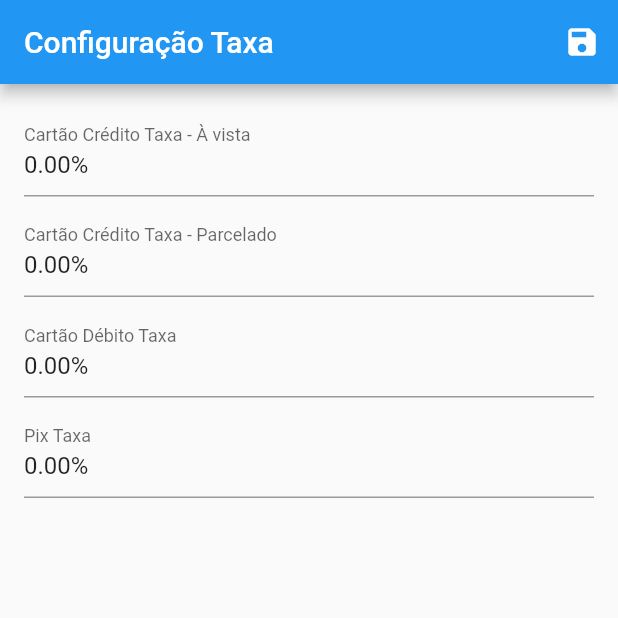
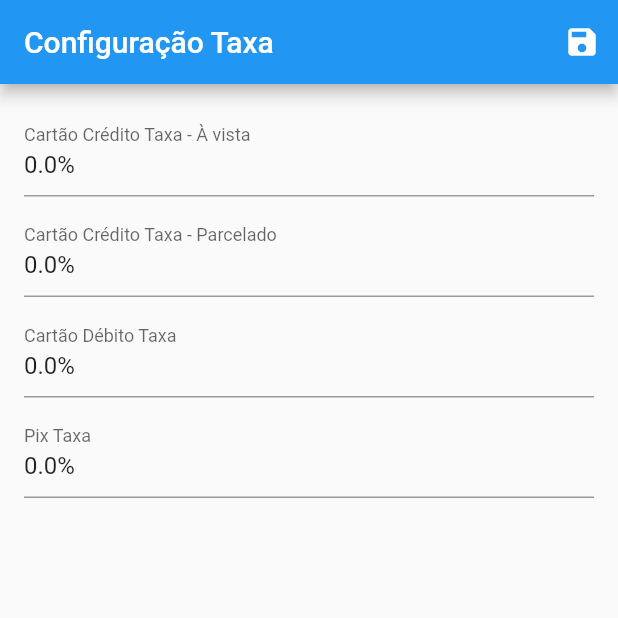
Before and after one commit to EduardoM-GO/calculadora_taxa, a Flutter app: the ConfiguracaoView screen opened by its route, after a tap on the "save" icon, on a phone screen of 412 x 824 dp, the top half of it. Run offline on Flutter 3.47's test engine with Material 2 defaults, Android fonts, the phone set to English and light mode, and no system bars; our stand-ins replace equatable, get_it, go_router, result_dart, shared_preferences; accounts and stored records are empty.

Commit message:
feat: foi finalizado a configuração das taxas

```diff
--- a/lib/app/core/extensions/double_extension.dart
+++ b/lib/app/core/extensions/double_extension.dart
@@ -4,4 +4,9 @@ extension DoubleExtension on double {
     final valorString = valor.toStringAsFixed(casa);
     return double.tryParse(valorString) ?? 0;
   }
+
+  String get formatoPercentual {
+    final value = this;
+    return '${value.casasDecimas(2)}%';
+  }
 }
--- a/lib/app/core/mask/double_mask.dart
+++ b/lib/app/core/mask/double_mask.dart
@@ -1,3 +1,5 @@
+// ignore_for_file: lines_longer_than_80_chars
+
 import 'package:flutter/services.dart';
 
 class DoubleMask extends TextInputFormatter {
@@ -61,7 +63,8 @@ class DoubleMask extends TextInputFormatter {
     if (decimal.isEmpty) {
       decimal.write(valorRegex?.group(3));
     }
-    return '${separaMilhares ? addSeparadorMilhares(valorRegex?.group(1) ?? '') : valorRegex?.group(1) ?? ''}${(quantidadeCasaDecimal ?? 4) > 0 ? ',' : ''}'
+    return '${separaMilhares ? addSeparadorMilhares(valorRegex?.group(1) ?? '') : valorRegex?.group(1) ?? ''}'
+        '${(quantidadeCasaDecimal ?? 4) > 0 ? ',' : ''}'
         '${quantidadeCasaDecimal != null ? decimal.toString().substring(0, quantidadeCasaDecimal) : decimal.toString()}';
   }
 
@@ -74,8 +77,7 @@ class DoubleMask extends TextInputFormatter {
     final valorSemMascara =
         RegExp(r'\b(\d{1,3})((\d{3})*)\b(,?\d*)?').firstMatch(textEdit.text);
 
-    final valorRetorno = StringBuffer();
-    valorRetorno.write(valorSemMascara?.group(1) ?? '');
+    final valorRetorno = StringBuffer()..write(valorSemMascara?.group(1) ?? '');
 
     final valorDeveAddMascara =
         RegExp(r'(\d{3})').allMatches(valorSemMascara?.group(2) ?? '').toList();
--- a/lib/app/feature/configuracao/store/configuracao_state.dart
+++ b/lib/app/feature/configuracao/store/configuracao_state.dart
@@ -1,3 +1,4 @@
+// ignore_for_file: public_member_api_docs, sort_constructors_first
 part of 'configuracao_store.dart';
 
 abstract class ConfiguracaoState extends Equatable {
@@ -18,3 +19,17 @@ class ConfiguracaoFailureState extends ConfiguracaoState {
 }
 
 class ConfiguracaoSuccessState extends ConfiguracaoState {}
+
+class ConfiguracaoGetTaxaState extends ConfiguracaoState {
+  final Taxa pix;
+  final Taxa cartaoDebito;
+  final CartaoCreditoTaxa cartaoCredito;
+  ConfiguracaoGetTaxaState({
+    required this.pix,
+    required this.cartaoDebito,
+    required this.cartaoCredito,
+  });
+
+  @override
+  List<Object?> get props => [pix, cartaoDebito, cartaoCredito];
+}
--- a/lib/app/feature/configuracao/store/configuracao_store.dart
+++ b/lib/app/feature/configuracao/store/configuracao_store.dart
@@ -1,5 +1,6 @@
 import 'package:calculadora_taxa/app/core/domain/entities/cartao_credito_taxa.dart';
 import 'package:calculadora_taxa/app/core/domain/entities/taxa.dart';
+import 'package:calculadora_taxa/app/core/domain/use_cases/get_taxas_use_case.dart';
 import 'package:calculadora_taxa/app/core/domain/use_cases/set_taxas_use_case.dart';
 import 'package:equatable/equatable.dart';
 import 'package:flutter/material.dart';
@@ -8,7 +9,22 @@ part 'configuracao_state.dart';
 
 class ConfiguracaoStore extends ValueNotifier<ConfiguracaoState> {
   final SetTaxasUseCase _useCase;
-  ConfiguracaoStore(this._useCase) : super(ConfiguracaoInitState());
+  final GetTaxasUseCase _getTaxasUseCase;
+  ConfiguracaoStore(this._useCase, this._getTaxasUseCase)
+      : super(ConfiguracaoInitState());
+
+  void get() {
+    final result = _getTaxasUseCase();
+
+    value = result.fold(
+      (success) => ConfiguracaoGetTaxaState(
+        pix: success.pix,
+        cartaoDebito: success.cartaoDebito,
+        cartaoCredito: success.cartaoCredito,
+      ),
+      (failure) => ConfiguracaoFailureState(failure.toString()),
+    );
+  }
 
   Future<void> salvar({
     required double cartaoCreditoTaxa,
--- a/lib/app/feature/configuracao/view/configuracao_view.dart
+++ b/lib/app/feature/configuracao/view/configuracao_view.dart
@@ -1,4 +1,6 @@
+import 'package:calculadora_taxa/app/core/domain/use_cases/get_taxas_use_case.dart';
 import 'package:calculadora_taxa/app/core/domain/use_cases/set_taxas_use_case.dart';
+import 'package:calculadora_taxa/app/core/extensions/double_extension.dart';
 import 'package:calculadora_taxa/app/core/mask/percentual_mask.dart';
 import 'package:calculadora_taxa/app/feature/configuracao/store/configuracao_store.dart';
 import 'package:calculadora_taxa/app/feature/widgets/dialogs_widget.dart';
@@ -21,17 +23,31 @@ class _ConfiguracaoViewState extends State<ConfiguracaoView> {
   late final TextEditingController cartaoCreditoTaxaParceladoController;
   late final TextEditingController cartaoDebitoTaxaController;
   late final TextEditingController pixTaxaController;
+  late final FocusNode cartaoCreditoTaxaFocus;
+  late final FocusNode cartaoCreditoTaxaParceladoFocus;
+  late final FocusNode cartaoDebitoTaxaFocus;
+  late final FocusNode pixTaxaFocus;
 
   @override
   void initState() {
     super.initState();
-    cartaoCreditoTaxaController = TextEditingController(text: '0.00%');
-    cartaoCreditoTaxaParceladoController = TextEditingController(text: '0.00%');
-    cartaoDebitoTaxaController = TextEditingController(text: '0.00%');
-    pixTaxaController = TextEditingController(text: '0.00%');
-    store = ConfiguracaoStore(GetIt.I.get<SetTaxasUseCase>());
+    cartaoCreditoTaxaController = TextEditingController();
+    cartaoCreditoTaxaParceladoController = TextEditingController();
+    cartaoDebitoTaxaController = TextEditingController();
+    pixTaxaController = TextEditingController();
 
-    store.addListener(() {
+    ///Focus
+    cartaoCreditoTaxaFocus = FocusNode();
+    cartaoCreditoTaxaParceladoFocus = FocusNode();
+    cartaoDebitoTaxaFocus = FocusNode();
+    pixTaxaFocus = FocusNode();
+
+    store = ConfiguracaoStore(
+      GetIt.I.get<SetTaxasUseCase>(),
+      GetIt.I.get<GetTaxasUseCase>(),
+    );
+    store
+      ..addListener(() {
         final value = store.value;
         if (value is ConfiguracaoLoadingState) {
           DialogsWidget.loading(context: context, title: 'Salvando ...');
@@ -42,8 +58,17 @@ class _ConfiguracaoViewState extends State<ConfiguracaoView> {
         } else if (value is ConfiguracaoFailureState) {
           context.pop();
           DialogsWidget.warning(context: context, message: value.erro);
+        } else if (value is ConfiguracaoGetTaxaState) {
+          pixTaxaController.text = value.pix.percentualTaxa.formatoPercentual;
+          cartaoDebitoTaxaController.text =
+              value.cartaoDebito.percentualTaxa.formatoPercentual;
+          cartaoCreditoTaxaController.text =
+              value.cartaoCredito.percentualTaxa.formatoPercentual;
+          cartaoCreditoTaxaParceladoController.text =
+              value.cartaoCredito.percentualTaxaParcelado.formatoPercentual;
         }
-    });
+      })
+      ..get();
   }
 
   @override
@@ -52,6 +77,10 @@ class _ConfiguracaoViewState extends State<ConfiguracaoView> {
     cartaoCreditoTaxaParceladoController.dispose();
     cartaoDebitoTaxaController.dispose();
     pixTaxaController.dispose();
+    cartaoCreditoTaxaFocus.dispose();
+    cartaoCreditoTaxaParceladoFocus.dispose();
+    cartaoDebitoTaxaFocus.dispose();
+    pixTaxaFocus.dispose();
     store.dispose();
     super.dispose();
   }
@@ -66,20 +95,20 @@ class _ConfiguracaoViewState extends State<ConfiguracaoView> {
             onPressed: () {
               store.salvar(
                 cartaoCreditoTaxa: double.tryParse(
-                      cartaoCreditoTaxaController.text.replaceAll(',', '.'),
+                      cartaoCreditoTaxaController.text.replaceAll('%', ''),
                     ) ??
                     0,
                 cartaoCreditoTaxaParcelado: double.tryParse(
                       cartaoCreditoTaxaParceladoController.text
-                          .replaceAll(',', '.'),
+                          .replaceAll('%', ''),
                     ) ??
                     0,
                 cartaoDebitoTaxa: double.tryParse(
-                      cartaoDebitoTaxaController.text.replaceAll(',', '.'),
+                      cartaoDebitoTaxaController.text.replaceAll('%', ''),
                     ) ??
                     0,
                 pixTaxa: double.tryParse(
-                      pixTaxaController.text.replaceAll(',', '.'),
+                      pixTaxaController.text.replaceAll('%', ''),
                     ) ??
                     0,
               );
@@ -95,6 +124,8 @@ class _ConfiguracaoViewState extends State<ConfiguracaoView> {
             decoration: const InputDecoration(
               label: Text('Cartão Crédito Taxa - À vista'),
             ),
+            focusNode: cartaoCreditoTaxaFocus,
+            textInputAction: TextInputAction.next,
             keyboardType: TextInputType.number,
             inputFormatters: [
               FilteringTextInputFormatter.allow(RegExp(r'[\d,]')),
@@ -106,6 +137,8 @@ class _ConfiguracaoViewState extends State<ConfiguracaoView> {
             decoration: const InputDecoration(
               label: Text('Cartão Crédito Taxa - Parcelado'),
             ),
+            focusNode: cartaoCreditoTaxaParceladoFocus,
+            textInputAction: TextInputAction.next,
             keyboardType: TextInputType.number,
             inputFormatters: [
               FilteringTextInputFormatter.allow(RegExp(r'[\d,]')),
@@ -117,6 +150,8 @@ class _ConfiguracaoViewState extends State<ConfiguracaoView> {
             decoration: const InputDecoration(
               label: Text('Cartão Débito Taxa'),
             ),
+            focusNode: cartaoDebitoTaxaFocus,
+            textInputAction: TextInputAction.next,
             keyboardType: TextInputType.number,
             inputFormatters: [
               FilteringTextInputFormatter.allow(RegExp(r'[\d,]')),
@@ -128,6 +163,8 @@ class _ConfiguracaoViewState extends State<ConfiguracaoView> {
             decoration: const InputDecoration(
               label: Text('Pix Taxa'),
             ),
+            focusNode: pixTaxaFocus,
+            textInputAction: TextInputAction.next,
             keyboardType: TextInputType.number,
             inputFormatters: [
               FilteringTextInputFormatter.allow(RegExp(r'[\d,]')),
--- a/lib/injecao_dependencia.dart
+++ b/lib/injecao_dependencia.dart
@@ -2,6 +2,7 @@ import 'package:calculadora_taxa/app/core/domain/repositories/taxas_repository.d
 import 'package:calculadora_taxa/app/core/domain/use_cases/calcular_taxa_cartao_credito_use_case.dart';
 import 'package:calculadora_taxa/app/core/domain/use_cases/calcular_taxa_cartao_debito_use_case.dart';
 import 'package:calculadora_taxa/app/core/domain/use_cases/calcular_taxa_pix_use_case.dart';
+import 'package:calculadora_taxa/app/core/domain/use_cases/get_taxas_use_case.dart';
 import 'package:calculadora_taxa/app/core/domain/use_cases/set_taxas_use_case.dart';
 import 'package:calculadora_taxa/app/core/external/cache/taxas_cache_impl.dart';
 import 'package:calculadora_taxa/app/core/infra/cache/taxas_cache.dart';
@@ -23,6 +24,9 @@ class InjecaoDependencia {
         .registerFactory<TaxasRepository>(() => TaxasRepositoryImpl(GetIt.I()));
     GetIt.I
         .registerFactory<SetTaxasUseCase>(() => SetTaxasUseCaseImpl(GetIt.I()));
+    GetIt.I.registerFactory<GetTaxasUseCase>(
+      () => GetTaxasUseCaseImpl(GetIt.I()),
+    );
     GetIt.I.registerFactory<CalcularTaxaPixUseCase>(
       () => CalcularTaxaPixUseCaseImpl(GetIt.I()),
     );
```
Lines whose indentation alone changed are shown as unchanged.
